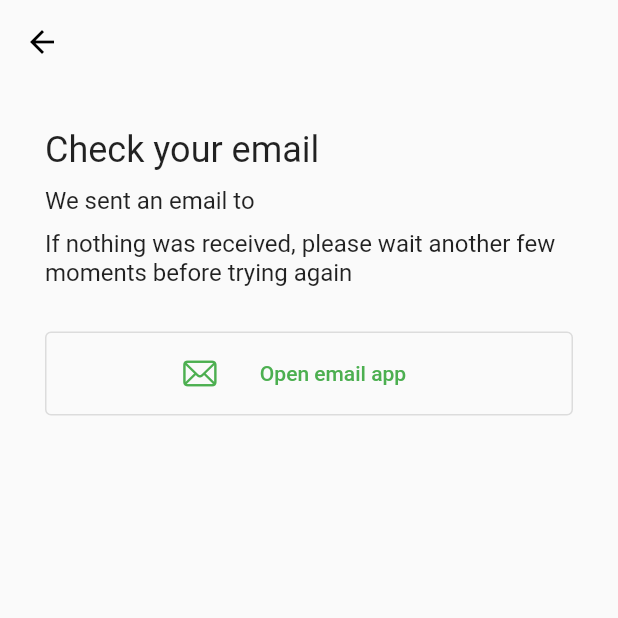
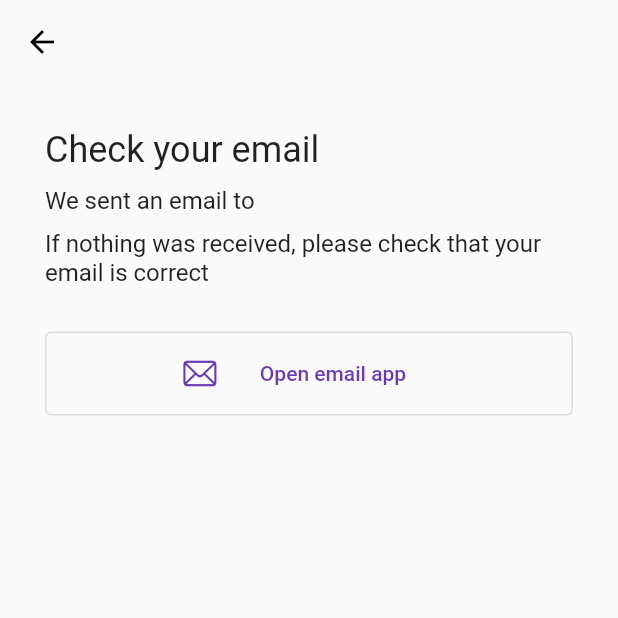
Before and after one commit to williazz/moments, a Flutter app: the LinkSentScreen screen opened directly with empty values, on a phone screen of 412 x 824 dp, the top half of it. Run offline on Flutter 3.47's test engine with Material 2 defaults, Android fonts, the phone set to English and light mode, and no system bars; our stand-ins replace auto_route, cloud_firestore, firebase_auth, firebase_core, firebase_dynamic_links, get_it and 3 more; missing offline and left inert: dcache, flutterfire_ui, open_mail_app; accounts and stored records are empty; statements that could not run were skipped.

Commit message:
micro changes

```diff
--- a/lib/components/feed.dart
+++ b/lib/components/feed.dart
@@ -74,7 +74,6 @@ class _FeedWidgetState extends State<FeedWidget> {
 
   final _contentKey = GlobalKey();
   Widget _feedWidget(BuildContext context, List<Post> posts) {
-    final colors = Theme.of(context).colorScheme;
     return ListView.separated(
       key: _contentKey,
       itemCount: posts.length,
--- a/lib/theme.dart
+++ b/lib/theme.dart
@@ -2,8 +2,8 @@ import 'package:flutter/material.dart';
 
 final momentsTheme = ThemeData(
   colorScheme: ColorScheme.fromSwatch(
-    primarySwatch: Colors.green,
-    accentColor: Colors.blue,
+    primarySwatch: Colors.deepPurple,
+    accentColor: Colors.deepOrange,
     backgroundColor: Colors.white,
     cardColor: Colors.white,
     errorColor: Colors.red,
--- a/lib/views/auth/link_sent_page.dart
+++ b/lib/views/auth/link_sent_page.dart
@@ -64,7 +64,7 @@ class _LinkSentScreenState extends State<LinkSentScreen> {
                 ])),
             const SizedBox(height: gap),
             Text(
-                'If nothing was received, please wait another few moments before trying again',
+                'If nothing was received, please check that your email is correct',
                 style: Theme.of(context).textTheme.subtitle1),
             const SizedBox(height: gap * 3),
             OutlinedButton.icon(
--- a/lib/views/register/username.dart
+++ b/lib/views/register/username.dart
@@ -2,7 +2,6 @@ import 'dart:async';
 import 'package:flutter/cupertino.dart';
 import 'package:flutter/material.dart';
 import 'package:get_it/get_it.dart';
-import 'package:moments/components/appbar.dart';
 import 'package:moments/router/router.gr.dart';
 import 'package:moments/services/register.dart';
 import 'package:moments/util/show_alert_dialog.dart';
--- a/pubspec.yaml
+++ b/pubspec.yaml
@@ -25,6 +25,7 @@ dependencies:
   pull_to_refresh: ^2.0.0
   skeleton_text: ^3.0.0
   dcache: ^0.4.0
+  url_launcher: ^6.0.20
 
 dev_dependencies:
   flutter_test:
```
Also changed, not shown: pubspec.lock.
